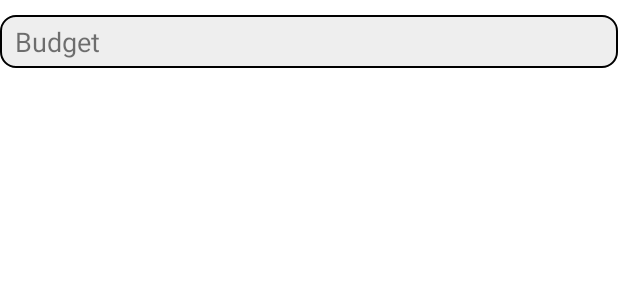
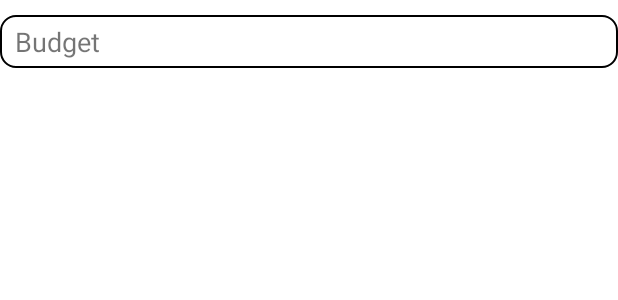
Before and after one commit to vinirecoaro/FICO, an Android app: the layout budget_configuration_list_item.xml on its own in the app's theme, with its tools: preview values and no code run, on a phone screen of 412 x 824 dp. Shown: the top 300 px of the screen. Run offline under Robolectric (Android 15) with nearby library versions, the phone set to English and light mode, and no system bars.

Commit message:
BackGroundColor - Changed to empty on configuration fragments and activities

```diff
--- a/app/src/main/res/drawable/rounded_border.xml
+++ b/app/src/main/res/drawable/rounded_border.xml
@@ -1,7 +1,7 @@
 <?xml version="1.0" encoding="utf-8"?>
 
 <shape xmlns:android="http://schemas.android.com/apk/res/android">
-    <solid android:color="@color/grey_100" /> <!-- Cor de fundo -->
+    <solid android:color="#FFFFFF" /> <!-- Cor de fundo -->
     <corners android:radius="10dp" /> <!-- Raio dos cantos arredondados -->
     <stroke
         android:width="1dp"
--- a/app/src/main/res/layout/activity_budget_configuration_list.xml
+++ b/app/src/main/res/layout/activity_budget_configuration_list.xml
@@ -5,7 +5,6 @@
     android:layout_width="match_parent"
     android:layout_height="match_parent"
     tools:context=".ui.BudgetConfigurationListActivity"
-    android:background="@color/grey_100"
     android:padding="8dp">
 
     <androidx.recyclerview.widget.RecyclerView
--- a/app/src/main/res/layout/fragment_configuration.xml
+++ b/app/src/main/res/layout/fragment_configuration.xml
@@ -5,7 +5,6 @@
     android:layout_width="match_parent"
     android:layout_height="match_parent"
     tools:context=".ui.fragments.ConfigurationFragment"
-    android:background="@color/grey_100"
     android:padding="8dp">
 
     <androidx.recyclerview.widget.RecyclerView
```
